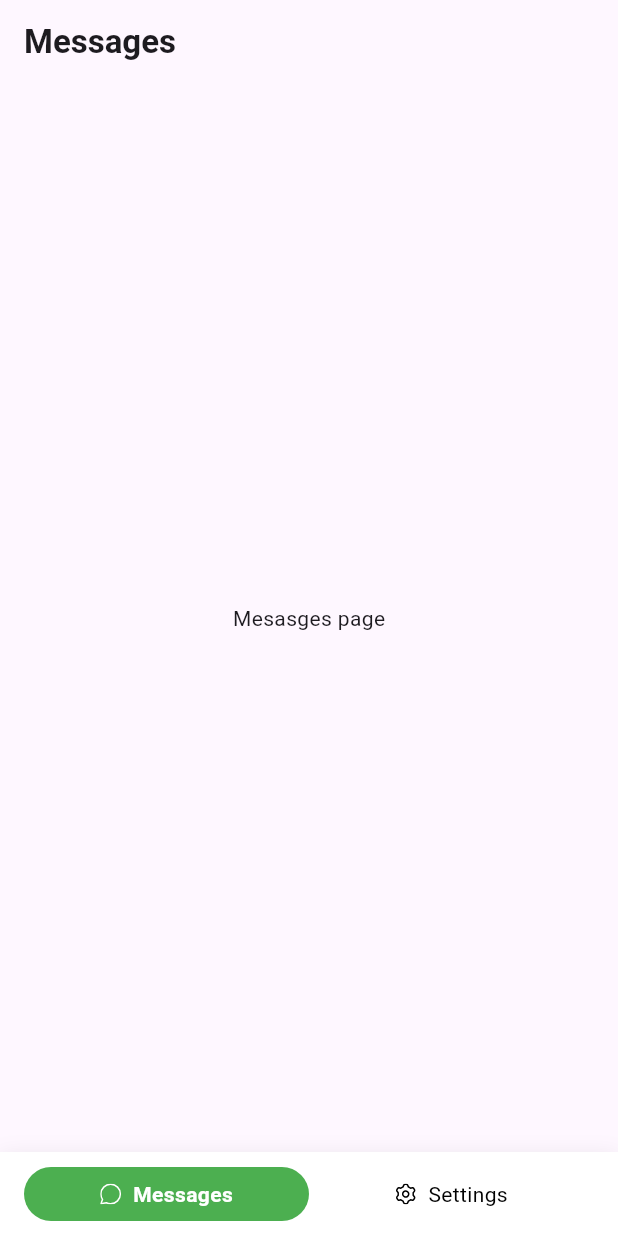
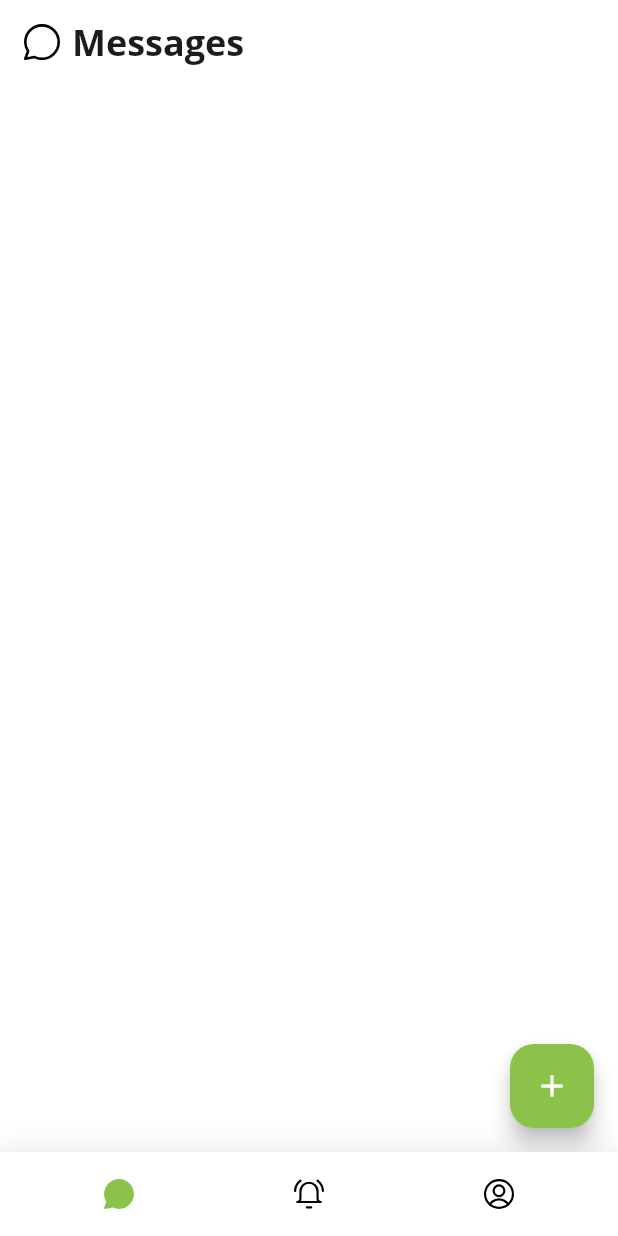
Before and after one commit to duynguyen250399/chattify, a Flutter app: the screen it shows after launch, on a phone screen of 412 x 824 dp. Run offline on Flutter 3.47's test engine with Material 3 defaults, Android fonts, the phone set to English and light mode, and no system bars; our stand-ins replace flutter_svg, go_router.

Commit message:
update ui

```diff
--- a/lib/src/app.dart
+++ b/lib/src/app.dart
@@ -1,3 +1,5 @@
+import 'package:chattify/src/core/ui/themes/dark_theme.dart';
+import 'package:chattify/src/core/ui/themes/light_theme.dart';
 import 'package:chattify/src/router/router.dart';
 import 'package:flutter/material.dart';
 
@@ -12,6 +14,9 @@ class ChattifyApp extends StatelessWidget {
       routeInformationParser: router.routeInformationParser,
       routeInformationProvider: router.routeInformationProvider,
       routerDelegate: router.routerDelegate,
+      theme: lightTheme,
+      darkTheme: darkTheme,
+      themeMode: ThemeMode.light,
     );
   }
 }
--- a/lib/src/core/extensions/build_context.dart
+++ b/lib/src/core/extensions/build_context.dart
@@ -1,4 +1,4 @@
-import 'package:flutter/widgets.dart';
+import 'package:flutter/material.dart';
 import 'package:go_router/go_router.dart';
 
 extension BuildContextExtension on BuildContext {
--- /dev/null
+++ b/lib/src/core/ui/themes/dark_theme.dart
@@ -0,0 +1,5 @@
+import 'package:flutter/material.dart';
+
+ThemeData get darkTheme {
+  return ThemeData();
+}
--- /dev/null
+++ b/lib/src/core/ui/themes/light_theme.dart
@@ -0,0 +1,17 @@
+import 'package:flutter/material.dart';
+
+ThemeData get lightTheme {
+  return ThemeData(
+    primaryColor: Colors.lightGreen,
+    scaffoldBackgroundColor: Colors.white,
+    fontFamily: 'OpenSans',
+    splashColor: Colors.lightGreen.withOpacity(0.15),
+    floatingActionButtonTheme: const FloatingActionButtonThemeData(
+      backgroundColor: Colors.lightGreen,
+      foregroundColor: Colors.white,
+    ),
+    appBarTheme: const AppBarTheme(
+      backgroundColor: Colors.white,
+    ),
+  );
+}
--- a/lib/src/features/home/presentation/pages/home_page.dart
+++ b/lib/src/features/home/presentation/pages/home_page.dart
@@ -1,17 +1,28 @@
+import 'package:chattify/src/assets/asset_icons.dart';
+import 'package:chattify/src/core/ui/widgets/svg_image.dart';
 import 'package:chattify/src/features/home/presentation/widgets/bottom_nav_bar.dart';
 import 'package:flutter/material.dart';
 import 'package:go_router/go_router.dart';
 
-final homeRoutes = [
+List<HomeRoute> get homeRoutes {
+  return [
     HomeRoute(
-    icon: 'assets/icons/messages.svg',
+      icon: AssetIcons.messagesOutlined,
+      activeIcon: AssetIcons.messagesSolid,
       title: 'Messages',
     ),
     HomeRoute(
-    icon: 'assets/icons/settings.svg',
-    title: 'Settings',
+      icon: AssetIcons.notificationsOutlined,
+      activeIcon: AssetIcons.notificationsSolid,
+      title: 'Notifications',
+    ),
+    HomeRoute(
+      icon: AssetIcons.accountOutlined,
+      activeIcon: AssetIcons.accountSolid,
+      title: 'Account',
     ),
   ];
+}
 
 class HomePage extends StatelessWidget {
   const HomePage({
@@ -24,16 +35,30 @@ class HomePage extends StatelessWidget {
   @override
   Widget build(BuildContext context) {
     final currentRoute = homeRoutes[navigationShell.currentIndex];
+    final theme = Theme.of(context);
 
     return Scaffold(
       appBar: AppBar(
         centerTitle: false,
         title: currentRoute.title != null
-            ? Text(
-                currentRoute.title!,
-                style: const TextStyle(
-                  fontWeight: FontWeight.w600,
+            ? Text.rich(
+                TextSpan(
+                  children: [
+                    WidgetSpan(
+                      alignment: PlaceholderAlignment.middle,
+                      child: Padding(
+                        padding: const EdgeInsets.only(right: 8),
+                        child: SvgImage(
+                          currentRoute.icon,
+                          width: 24,
                         ),
+                      ),
+                    ),
+                    TextSpan(text: currentRoute.title!),
+                  ],
+                ),
+                style: theme.textTheme.headlineSmall
+                    ?.copyWith(fontWeight: FontWeight.w700),
               )
             : null,
       ),
@@ -50,9 +75,12 @@ class HomeRoute {
   HomeRoute({
     this.title,
     required this.icon,
+    this.activeIcon,
   });
 
   final String? title;
 
   final String icon;
+
+  final String? activeIcon;
 }
--- a/lib/src/features/home/presentation/widgets/bottom_nav_bar.dart
+++ b/lib/src/features/home/presentation/widgets/bottom_nav_bar.dart
@@ -34,8 +34,9 @@ class _HomeBottomNavBarState extends State<HomeBottomNavBar> {
         boxShadow: [
           BoxShadow(
             color: Colors.black.withOpacity(0.1),
-            offset: const Offset(0, 4),
-            blurRadius: 12,
+            offset: const Offset(0, 1),
+            blurRadius: 16,
+            spreadRadius: 2,
           ),
         ],
       ),
@@ -46,6 +47,7 @@ class _HomeBottomNavBarState extends State<HomeBottomNavBar> {
           return Expanded(
             child: _BottomNavBarItem(
               icon: item.icon,
+              activeIcon: item.activeIcon,
               label: item.title,
               isActive: index == widget.selectedIndex,
               onTap: () => widget.onSelectIndex(index),
@@ -60,6 +62,7 @@ class _HomeBottomNavBarState extends State<HomeBottomNavBar> {
 class _BottomNavBarItem extends StatelessWidget {
   const _BottomNavBarItem({
     required this.icon,
+    this.activeIcon,
     this.label,
     this.onTap,
     this.isActive = false,
@@ -69,42 +72,29 @@ class _BottomNavBarItem extends StatelessWidget {
 
   final String icon;
 
+  final String? activeIcon;
+
   final VoidCallback? onTap;
 
   final bool isActive;
 
   @override
   Widget build(BuildContext context) {
+    final theme = Theme.of(context);
+    final borderRadius = BorderRadius.circular(8);
+    const iconSize = 20.0;
+
     return Material(
-      color: Colors.white,
+      color: Colors.transparent,
       child: InkWell(
         onTap: onTap,
-        borderRadius: BorderRadius.circular(24),
+        borderRadius: borderRadius,
         child: Ink(
-          padding: const EdgeInsets.all(8.0),
-          decoration: BoxDecoration(
-            color: isActive ? Colors.green : Colors.white,
-            borderRadius: BorderRadius.circular(24),
-          ),
-          child: Row(
-            mainAxisAlignment: MainAxisAlignment.center,
-            children: [
-              SvgImage(
-                icon,
-                color: isActive ? Colors.white : Colors.black,
-              ),
-              if (label != null)
-                Padding(
-                  padding: const EdgeInsets.only(left: 8),
-                  child: Text(
-                    label!,
-                    style: TextStyle(
-                      color: isActive ? Colors.white : Colors.black,
-                      fontWeight: isActive ? FontWeight.w700 : FontWeight.w400,
-                    ),
-                  ),
-                ),
-            ],
+          padding: const EdgeInsets.all(12),
+          child: SvgImage(
+            isActive ? (activeIcon ?? icon) : icon,
+            color: isActive ? theme.primaryColor : Colors.black,
+            width: iconSize,
           ),
         ),
       ),
--- a/lib/src/features/messages/presentation/pages/messages_page.dart
+++ b/lib/src/features/messages/presentation/pages/messages_page.dart
@@ -5,9 +5,10 @@ class MessagesPage extends StatelessWidget {
 
   @override
   Widget build(BuildContext context) {
-    return const Scaffold(
-      body: Center(
-        child: Text('Mesasges page'),
+    return Scaffold(
+      floatingActionButton: FloatingActionButton(
+        onPressed: () {},
+        child: const Icon(Icons.add),
       ),
     );
   }
--- a/lib/src/router/route_path.dart
+++ b/lib/src/router/route_path.dart
@@ -1,4 +1,6 @@
 class RoutePath {
   static const messages = '/messages';
   static const settings = '/settings';
+  static const notifications = '/notifications';
+  static const account = '/account';
 }
```
Also changed, not shown: lib/src/assets/asset_icons.dart (added, +10 -0 lines), lib/src/features/account/presentation/pages/account_page.dart (added, +14 -0 lines), lib/src/features/home/presentation/widgets/app_bar.dart (deleted, +0 -13 lines), lib/src/features/notifications/presentation/pages/notifications_page.dart (added, +14 -0 lines), lib/src/router/routes.dart (+14 -3 lines), assets/icons/account_outlined.svg (added), assets/icons/account_solid.svg (added), assets/icons/messages_outlined.svg (renamed from assets/icons/messages.svg), assets/icons/messages_solid.svg (added), assets/icons/notifications_outlined.svg (added), assets/icons/notifications_solid.svg (added). Lines whose indentation alone changed are shown as unchanged.
